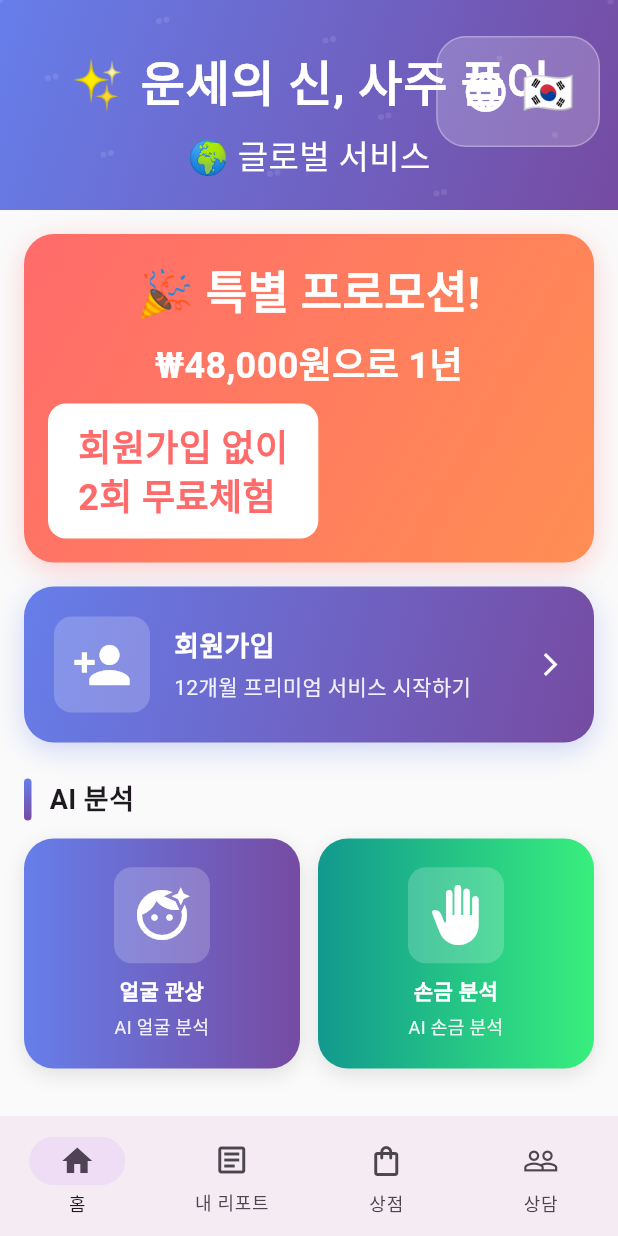
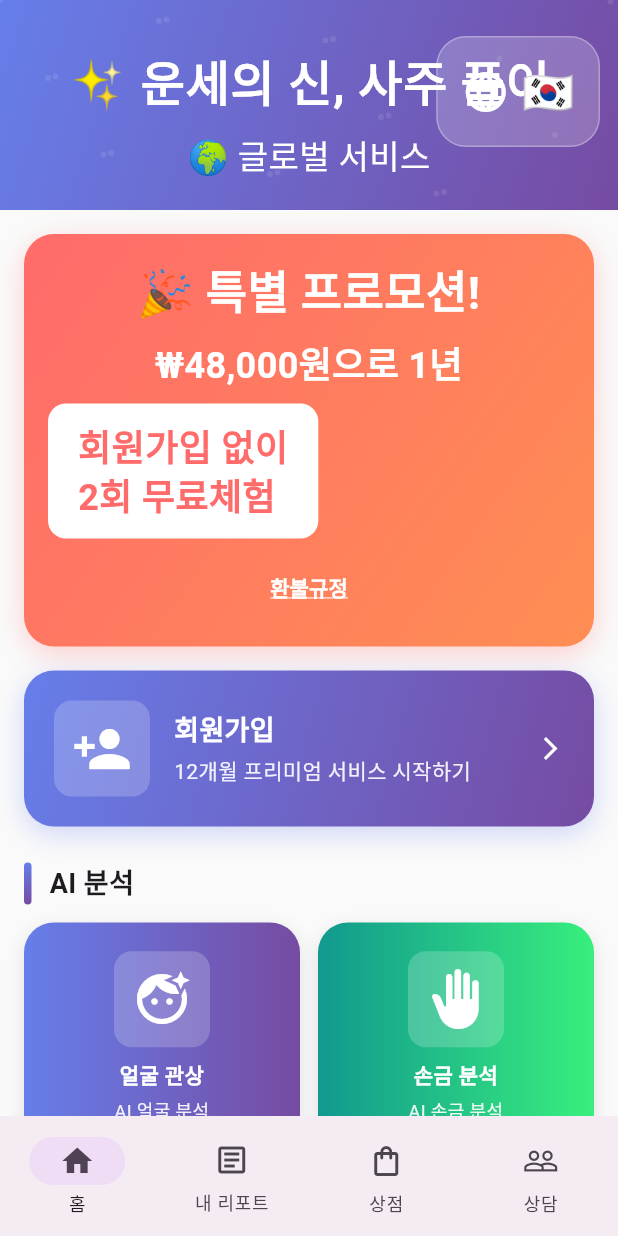
Before and after one commit to langsb16-collab/life82, a Flutter app: the screen it shows after launch, on a phone screen of 412 x 824 dp. Run offline on Flutter 3.47's test engine with Material 3 defaults, Android fonts, the light colour scheme and no system bars; our stand-ins replace hive_flutter, image_picker, shared_preferences; accounts and stored records are empty.

Commit message:
환불규정 팝업 기능 추가
✅ 추가된 기능:
1. 프로모션 배너에 '환불규정' 버튼 추가
2. 환불규정 클릭 시 팝업 다이얼로그 표시
3. 스크롤 가능한 전체 환불규정 내용 표시

📋 환불규정 내용:
- 적용 범위
- 구독 결제 및 갱신
- 환불 규정 (단순 변심, 서비스 장애, 불가항력)
- 해지 규정
- 환불 신청 방법
- 부정 이용 환불 불가
- 규정 변경

📱 반응형 디자인:
- PC 화면: 버튼 글자 28px, 팝업 제목 24px, 내용 16px
- 모바일: 버튼 글자 14px, 팝업 제목 18px, 내용 14px
- 팝업 높이: 화면의 70% (스크롤 가능)
- PC: 팝업 너비 800px, 모바일: 화면의 90%

🌐 다국어 지원:
- 한국어, 영어 환불규정 번역 추가
- 모든 언어에서 동일한 UI 제공

```diff
--- a/lib/screens/home_screen.dart
+++ b/lib/screens/home_screen.dart
@@ -817,10 +817,85 @@ class _PromotionBanner extends StatelessWidget {
                     ),
                   ),
                 ),
+
+                SizedBox(height: isPCScreen ? 16 : 8),
+
+                // 환불규정 버튼
+                TextButton(
+                  onPressed: () => _showRefundPolicyDialog(context),
+                  style: TextButton.styleFrom(
+                    padding: EdgeInsets.symmetric(
+                      horizontal: isPCScreen ? 24 : 12,
+                      vertical: isPCScreen ? 16 : 8,
+                    ),
+                  ),
+                  child: Text(
+                    localization.translate('refund_policy'),
+                    style: TextStyle(
+                      color: Colors.white,
+                      fontSize: isPCScreen ? 28 : 14,
+                      fontWeight: FontWeight.bold,
+                      decoration: TextDecoration.underline,
+                      decorationColor: Colors.white,
+                    ),
+                  ),
+                ),
               ],
             ),
           ),
         ),
+      ),
+    );
+  }
+
+  void _showRefundPolicyDialog(BuildContext context) {
+    final localization = context.read<LocalizationService>();
+    final screenWidth = MediaQuery.of(context).size.width;
+    final isPCScreen = screenWidth > 1200;
+
+    showDialog(
+      context: context,
+      builder: (context) => AlertDialog(
+        shape: RoundedRectangleBorder(borderRadius: BorderRadius.circular(20)),
+        title: Text(
+          localization.translate('refund_policy_title'),
+          style: TextStyle(
+            fontSize: isPCScreen ? 24 : 18,
+            fontWeight: FontWeight.bold,
+          ),
+        ),
+        content: Container(
+          width: isPCScreen ? 800 : screenWidth * 0.9,
+          constraints: BoxConstraints(
+            maxHeight: MediaQuery.of(context).size.height * 0.7,
+          ),
+          child: SingleChildScrollView(
+            child: Text(
+              localization.translate('refund_policy_content'),
+              style: TextStyle(
+                fontSize: isPCScreen ? 16 : 14,
+                height: 1.6,
+              ),
+            ),
+          ),
+        ),
+        actions: [
+          TextButton(
+            onPressed: () => Navigator.pop(context),
+            style: TextButton.styleFrom(
+              padding: EdgeInsets.symmetric(
+                horizontal: isPCScreen ? 32 : 24,
+                vertical: isPCScreen ? 16 : 12,
+              ),
+            ),
+            child: Text(
+              '닫기',
+              style: TextStyle(
+                fontSize: isPCScreen ? 18 : 16,
+              ),
+            ),
+          ),
+        ],
       ),
     );
   }
--- a/lib/services/localization_service.dart
+++ b/lib/services/localization_service.dart
@@ -66,6 +66,56 @@ class LocalizationService extends ChangeNotifier {
       'promo_free_trial_line2': '2회 무료체험',
       'promo_description': '지금 가입하면 12개월 프리미엄 서비스를\n특별 가격에 이용하실 수 있습니다!',
       'promo_button': '지금 시작하기',
+      'refund_policy': '환불규정',
+      'refund_policy_title': '환불 규정 (구독 서비스 환불 및 취소 규정)',
+      'refund_policy_content': '''1. 적용 범위
+본 규정은 당사가 제공하는 모든 인터넷 기반 유료 구독서비스(이하 "서비스")에 적용됩니다.
+
+2. 구독 결제 및 갱신
+• 서비스는 월간/연간 단위로 자동 결제됩니다.
+• 사용자는 결제일 이전에 마이페이지 또는 고객센터를 통해 자동 갱신을 해지할 수 있습니다.
+• 자동 갱신 해지 시, 이미 결제된 기간의 서비스는 만료일까지 정상 제공됩니다.
+
+3. 환불 규정
+
+3-1. 단순 변심 환불
+월간 구독(30일 기준)
+• 결제일로부터 7일 이내이면서 서비스 이용량이 전체의 10% 이하일 경우: 전액 환불
+• 결제일로부터 7일 초과 시: 환불 불가
+
+연간 구독(365일 기준)
+• 결제일로부터 14일 이내이며 서비스 이용량이 전체의 10% 이하일 경우: 전액 환불
+• 결제일로부터 14일 초과 시: 남은 기간 기준 부분 환불
+• 부분 환불 금액 = 결제금액 – 사용된 개월 수 × 월 요율 – 위약금(총액의 10% 이내)
+
+3-2. 서비스 장애·오류로 인한 환불
+• 24시간 이상 지속되는 서비스 중단 또는 기능 불능이 발생할 경우 이용자는 환불 또는 기간 연장을 요청할 수 있습니다.
+• 중단 기간이 72시간을 초과할 경우 미사용 일수에 대해 비례 환불합니다.
+
+3-3. 불가항력 사유
+• 천재지변, 전쟁, 국가 비상사태 등 외부 요인으로 인한 서비스 중단은 환불 대상에서 제외될 수 있습니다.
+
+4. 해지 규정
+• 해지 요청 즉시 다음 결제일부터 자동 결제가 중단됩니다.
+• 해지 시점과 관계없이 이미 결제된 금액은 환불 규정에 따라 처리됩니다.
+
+5. 환불 신청 방법
+고객센터 또는 이메일로 아래 정보를 제출해야 합니다.
+• 가입 이메일
+• 결제 내역(결제일·금액)
+• 환불 사유
+
+당사는 접수 후 5영업일 이내 환불 가능 여부를 회신합니다.
+환불 승인 시 결제 수단 기준 최대 7영업일 이내 환불이 처리됩니다.
+
+6. 부정 이용 환불 불가
+다음의 경우 환불이 제한될 수 있습니다.
+• 계정 공유, 시스템 악용 등 약관 위반
+• 환불 반복 요청 등 비정상 이용 패턴
+• 제3자의 결제수단을 무단 사용한 경우
+
+7. 규정 변경
+본 환불 및 취소 규정은 법령 개정 또는 서비스 정책에 따라 변경될 수 있으며, 변경 시 최소 7일 전에 공지합니다.''',
       // Signup
       'signup_cta_title': '회원가입',
       'signup_cta_subtitle': '12개월 프리미엄 서비스 시작하기',
@@ -247,6 +297,56 @@ class LocalizationService extends ChangeNotifier {
       'promo_free_trial_line2': '2 Free Trials',
       'promo_description': 'Sign up now for 12-month\npremium service at special price!',
       'promo_button': 'Get Started',
+      'refund_policy': 'Refund Policy',
+      'refund_policy_title': 'Refund Policy (Subscription Service Refund and Cancellation Policy)',
+      'refund_policy_content': '''1. Scope of Application
+This policy applies to all internet-based paid subscription services (hereinafter "Services") provided by us.
+
+2. Subscription Payment and Renewal
+• Services are automatically charged on a monthly/annual basis.
+• Users can cancel auto-renewal through My Page or Customer Service before the payment date.
+• When auto-renewal is canceled, services for the already paid period will continue until expiration.
+
+3. Refund Policy
+
+3-1. Simple Change of Mind Refund
+Monthly Subscription (30-day basis)
+• Full refund: Within 7 days from payment date AND service usage is 10% or less of total
+• No refund: After 7 days from payment date
+
+Annual Subscription (365-day basis)
+• Full refund: Within 14 days from payment date AND service usage is 10% or less of total
+• Partial refund for remaining period: After 14 days from payment date
+• Partial refund amount = Payment amount – Used months × Monthly rate – Penalty (up to 10% of total)
+
+3-2. Refund Due to Service Failure or Error
+• Users can request refund or period extension if service disruption or malfunction lasts 24+ hours.
+• Proportional refund for unused days if disruption exceeds 72 hours.
+
+3-3. Force Majeure
+• Service disruptions due to natural disasters, war, national emergencies may be excluded from refunds.
+
+4. Cancellation Policy
+• Auto-payment stops from next billing date upon cancellation request.
+• Already paid amounts are processed according to refund policy regardless of cancellation timing.
+
+5. Refund Request Process
+Submit the following information via Customer Service or email:
+• Registered email
+• Payment details (date, amount)
+• Refund reason
+
+We will respond within 5 business days.
+Approved refunds will be processed within 7 business days based on payment method.
+
+6. No Refund for Fraudulent Use
+Refunds may be denied for:
+• Terms violations (account sharing, system abuse)
+• Abnormal usage patterns (repeated refund requests)
+• Unauthorized use of third-party payment methods
+
+7. Policy Changes
+This refund and cancellation policy may change due to legal amendments or service policy updates. Changes will be announced at least 7 days in advance.''',
       // Signup
       'signup_cta_title': 'Sign Up',
       'signup_cta_subtitle': 'Start 12-Month Premium Service',
```
